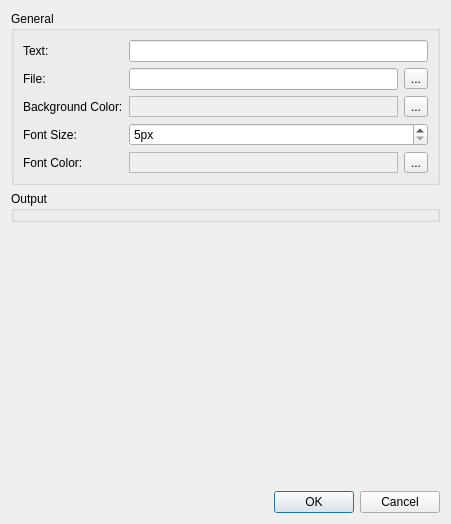
The window that slotconfigurationdialog.ui (eventmusicmachine/emm-plugin-slots) describes before a commit, drawn with Qt 5.
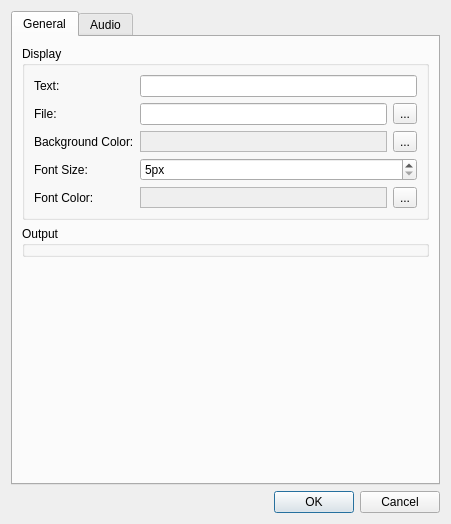
The same window after the commit. Custom widgets are drawn as their Qt base class.

What changed in the file:
```diff
--- a/slotconfigurationdialog.ui
+++ b/slotconfigurationdialog.ui
@@ -15,9 +15,19 @@
   </property>
   <layout class="QVBoxLayout" name="verticalLayout">
    <item>
-    <widget class="QGroupBox" name="generalGroupBox">
-     <property name="title">
+    <widget class="QTabWidget" name="tabWidget">
+     <property name="currentIndex">
+      <number>0</number>
+     </property>
+     <widget class="QWidget" name="tab">
+      <attribute name="title">
       <string>General</string>
+      </attribute>
+      <layout class="QVBoxLayout" name="verticalLayout_3">
+       <item>
+        <widget class="QGroupBox" name="generalGroupBox">
+         <property name="title">
+          <string>Display</string>
      </property>
      <layout class="QFormLayout" name="formLayout">
       <item row="0" column="0">
@@ -159,10 +169,19 @@
      <property name="sizeHint" stdset="0">
       <size>
        <width>20</width>
-       <height>40</height>
+           <height>146</height>
       </size>
      </property>
     </spacer>
+       </item>
+      </layout>
+     </widget>
+     <widget class="QWidget" name="tab_2">
+      <attribute name="title">
+       <string>Audio</string>
+      </attribute>
+     </widget>
+    </widget>
    </item>
    <item>
     <widget class="QDialogButtonBox" name="buttonBox">
```
Lines whose indentation alone changed are shown as unchanged.
